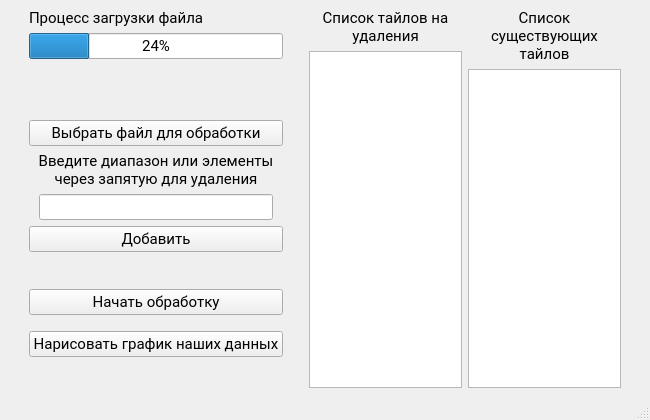
This is desktop/ui_files/main_window.ui in PrincePepper/DVFU_practice_work_genome_sequencing as Qt 5 draws it before an edit. The edited form follows.
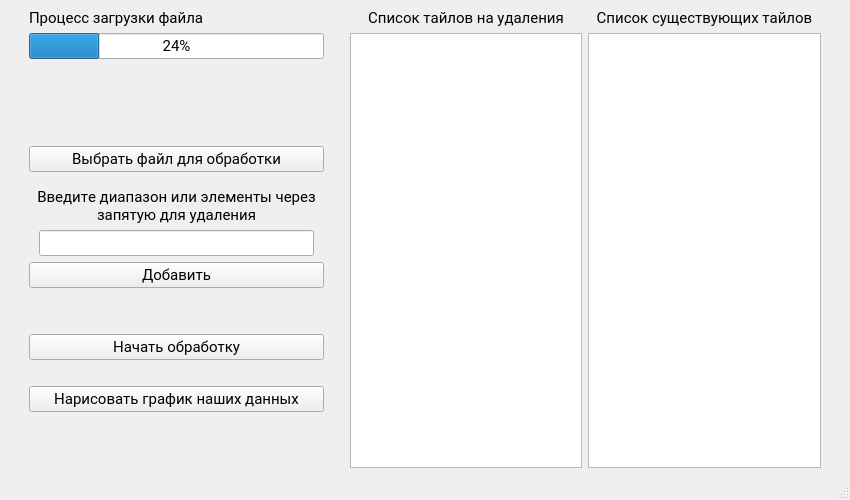
This is the edited form. Icons and pictures are not drawn.

The edit to the form file:
```diff
--- a/desktop/ui_files/main_window.ui
+++ b/desktop/ui_files/main_window.ui
@@ -9,8 +9,8 @@
    <rect>
     <x>0</x>
     <y>0</y>
-    <width>650</width>
-    <height>420</height>
+    <width>850</width>
+    <height>500</height>
    </rect>
   </property>
   <property name="sizePolicy">
@@ -21,8 +21,8 @@
   </property>
   <property name="minimumSize">
    <size>
-    <width>650</width>
-    <height>420</height>
+    <width>850</width>
+    <height>500</height>
    </size>
   </property>
   <property name="maximumSize">
@@ -361,9 +361,15 @@
           </item>
           <item>
            <widget class="QListWidget" name="ranges_list">
+            <property name="sizePolicy">
+             <sizepolicy hsizetype="Preferred" vsizetype="Expanding">
+              <horstretch>0</horstretch>
+              <verstretch>0</verstretch>
+             </sizepolicy>
+            </property>
             <property name="maximumSize">
              <size>
-              <width>200</width>
+              <width>16777215</width>
               <height>16777215</height>
              </size>
             </property>
@@ -391,9 +397,15 @@
           </item>
           <item>
            <widget class="QListWidget" name="list_tail">
+            <property name="sizePolicy">
+             <sizepolicy hsizetype="Preferred" vsizetype="Expanding">
+              <horstretch>0</horstretch>
+              <verstretch>0</verstretch>
+             </sizepolicy>
+            </property>
             <property name="maximumSize">
              <size>
-              <width>200</width>
+              <width>16777215</width>
               <height>16777215</height>
              </size>
             </property>
```
